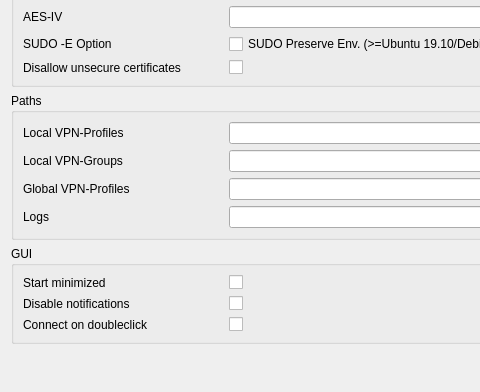
The window that openfortigui/vpnsetting.ui (theinvisible/openfortigui) describes before a commit, drawn with Qt 5; both pictures show x 0 to 480 and y 114 to 506 of the 741 by 680 pixel window.
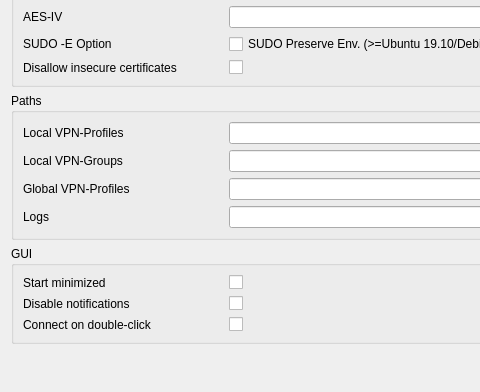
The same window after the commit.

What changed in the file:
```diff
--- a/openfortigui/vpnsetting.ui
+++ b/openfortigui/vpnsetting.ui
@@ -117,7 +117,7 @@
         <item row="5" column="0">
          <widget class="QLabel" name="label_13">
           <property name="text">
-           <string>Disallow unsecure certificates</string>
+           <string>Disallow insecure certificates</string>
           </property>
          </widget>
         </item>
@@ -304,7 +304,7 @@
            </size>
           </property>
           <property name="text">
-           <string>Connect on doubleclick</string>
+           <string>Connect on double-click</string>
           </property>
          </widget>
         </item>
```
